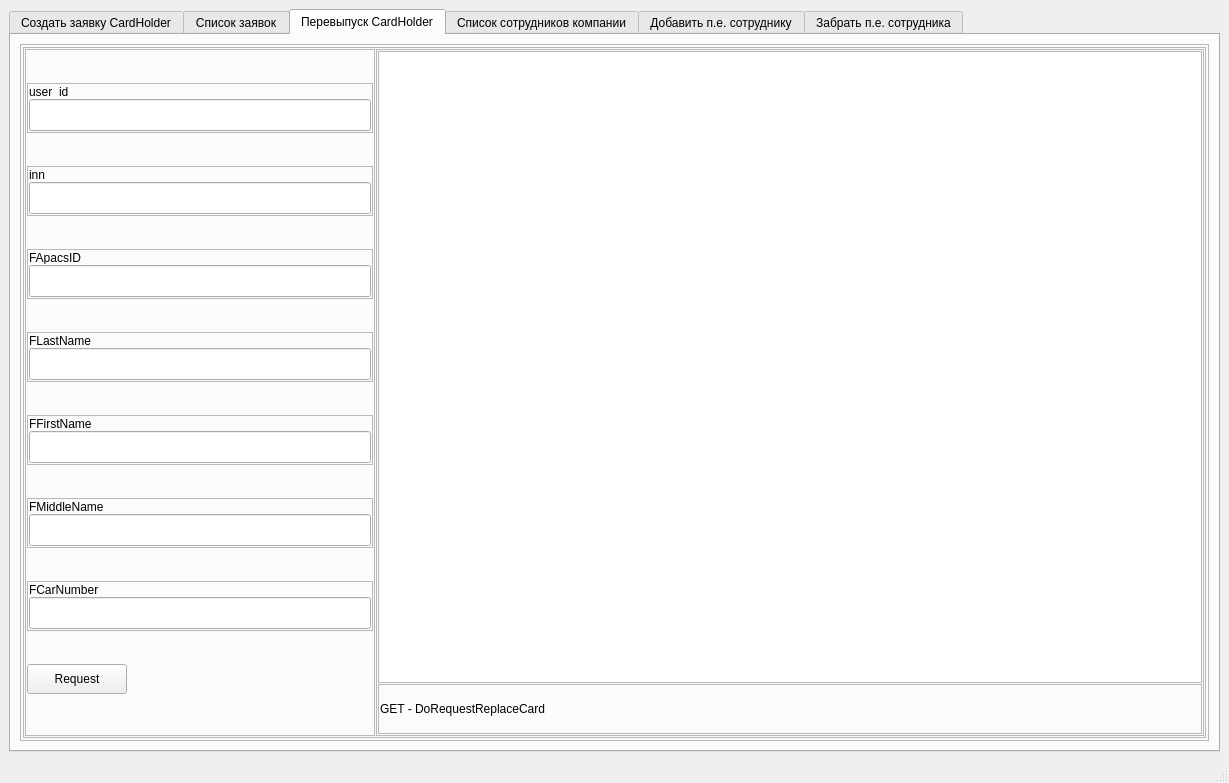
This is gui_files/main_window.ui in AndreSci/WEB_RUM_TESTER as Qt 5 draws it before an edit. The edited form follows.
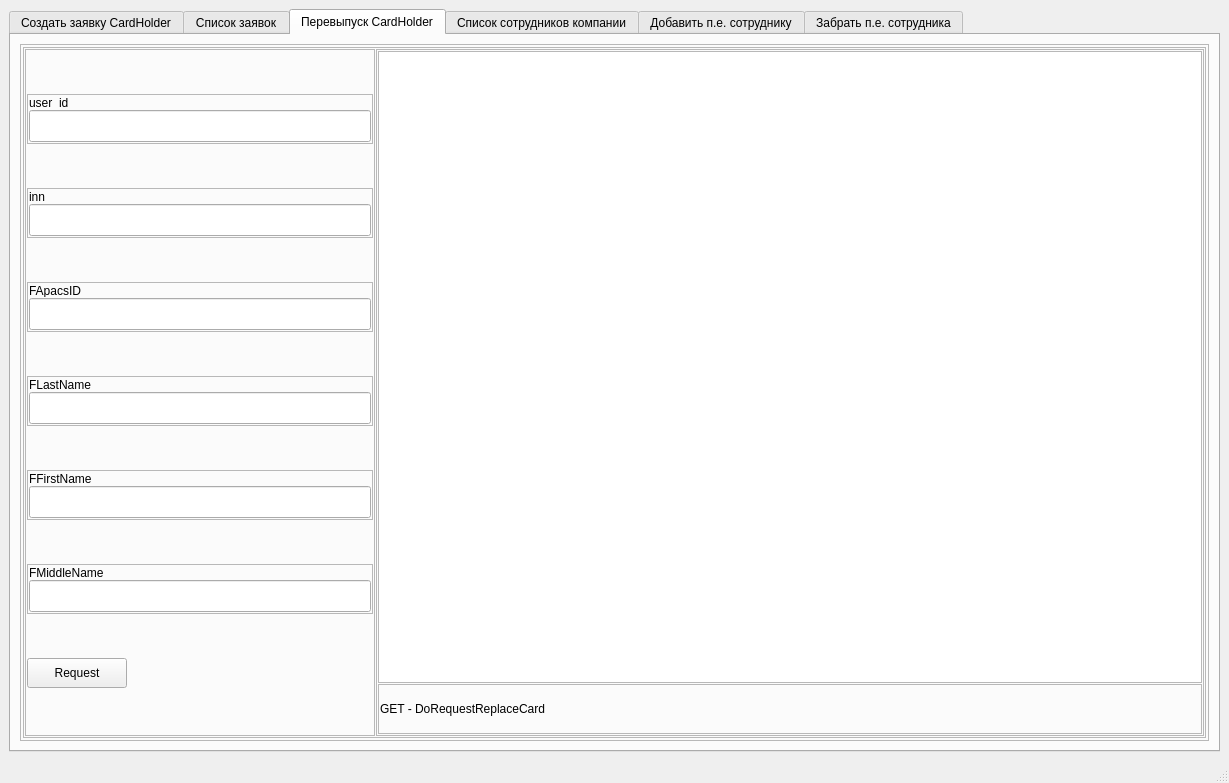
This is the edited form. The open tabs and pages were chosen to show the change.

Patch:
```diff
--- a/gui_files/main_window.ui
+++ b/gui_files/main_window.ui
@@ -1687,74 +1687,6 @@
                    </layout>
                   </widget>
                  </item>
-                 <item>
-                  <widget class="QFrame" name="frame_49">
-                   <property name="minimumSize">
-                    <size>
-                     <width>0</width>
-                     <height>50</height>
-                    </size>
-                   </property>
-                   <property name="maximumSize">
-                    <size>
-                     <width>16777215</width>
-                     <height>50</height>
-                    </size>
-                   </property>
-                   <property name="frameShape">
-                    <enum>QFrame::StyledPanel</enum>
-                   </property>
-                   <property name="frameShadow">
-                    <enum>QFrame::Raised</enum>
-                   </property>
-                   <layout class="QVBoxLayout" name="verticalLayout_38">
-                    <property name="spacing">
-                     <number>1</number>
-                    </property>
-                    <property name="leftMargin">
-                     <number>1</number>
-                    </property>
-                    <property name="topMargin">
-                     <number>1</number>
-                    </property>
-                    <property name="rightMargin">
-                     <number>1</number>
-                    </property>
-                    <property name="bottomMargin">
-                     <number>1</number>
-                    </property>
-                    <item>
-                     <widget class="QLabel" name="label_27">
-                      <property name="minimumSize">
-                       <size>
-                        <width>0</width>
-                        <height>13</height>
-                       </size>
-                      </property>
-                      <property name="maximumSize">
-                       <size>
-                        <width>16777215</width>
-                        <height>13</height>
-                       </size>
-                      </property>
-                      <property name="text">
-                       <string>FCarNumber</string>
-                      </property>
-                     </widget>
-                    </item>
-                    <item>
-                     <widget class="QLineEdit" name="text_FCarNumber_DoRequestReplaceCard">
-                      <property name="minimumSize">
-                       <size>
-                        <width>0</width>
-                        <height>32</height>
-                       </size>
-                      </property>
-                     </widget>
-                    </item>
-                   </layout>
-                  </widget>
-                 </item>
                  <item>
                   <widget class="QPushButton" name="bt_DoRequestReplaceCard">
                    <property name="minimumSize">
```
Left out of the diff: 10 changed lines with no effect on the pictures.
